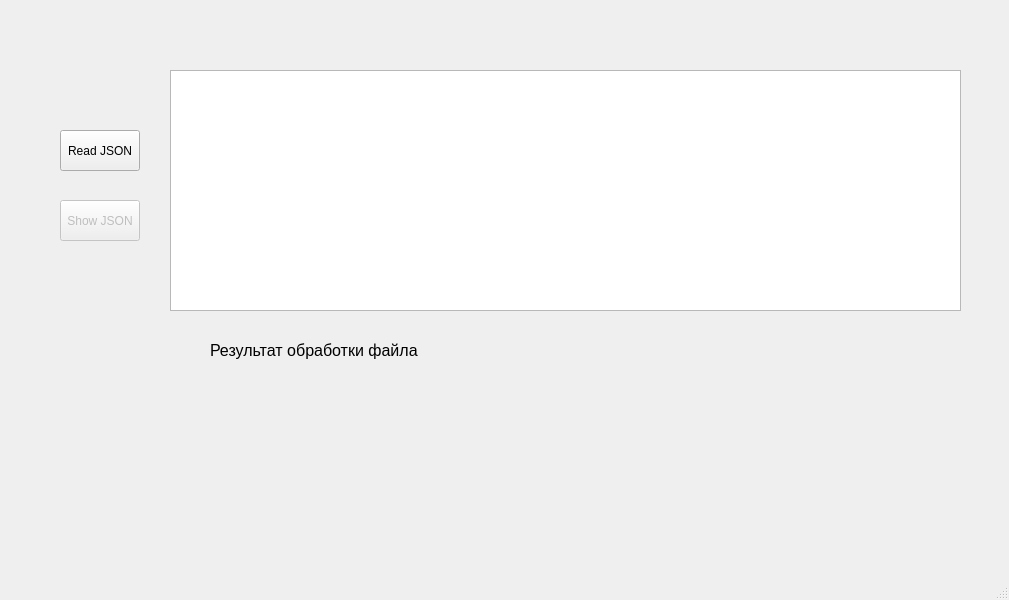
Above: mainwindow.ui from KriptYashka/QT_JSON before the change. Below: the same form after it.
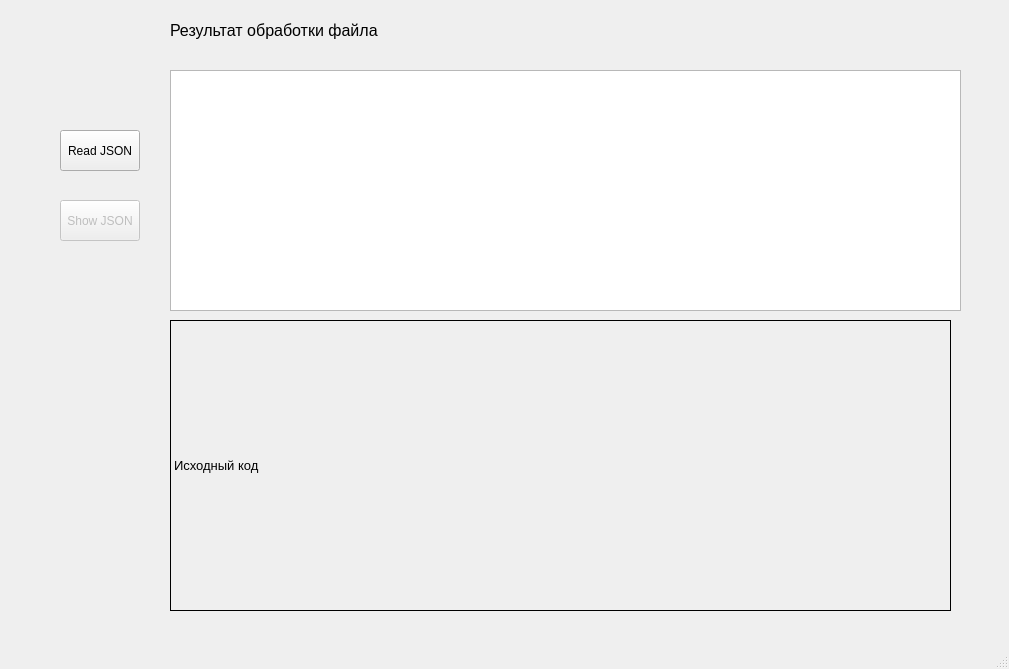
That is the form after the change.

Commit message: Добавлено поле вывода кода программы

```diff
--- a/mainwindow.ui
+++ b/mainwindow.ui
@@ -7,7 +7,7 @@
     <x>0</x>
     <y>0</y>
     <width>1009</width>
-    <height>600</height>
+    <height>669</height>
    </rect>
   </property>
   <property name="windowTitle">
@@ -67,8 +67,8 @@
    <widget class="QLabel" name="resultLabel">
     <property name="geometry">
      <rect>
-      <x>210</x>
-      <y>330</y>
+      <x>170</x>
+      <y>10</y>
       <width>661</width>
       <height>41</height>
      </rect>
@@ -85,6 +85,33 @@
      <string>Результат обработки файла</string>
     </property>
    </widget>
+   <widget class="QLabel" name="jsontext">
+    <property name="geometry">
+     <rect>
+      <x>170</x>
+      <y>320</y>
+      <width>781</width>
+      <height>291</height>
+     </rect>
+    </property>
+    <property name="font">
+     <font>
+      <pointsize>10</pointsize>
+     </font>
+    </property>
+    <property name="cursor">
+     <cursorShape>PointingHandCursor</cursorShape>
+    </property>
+    <property name="frameShape">
+     <enum>QFrame::Box</enum>
+    </property>
+    <property name="text">
+     <string>Исходный код</string>
+    </property>
+    <property name="margin">
+     <number>20</number>
+    </property>
+   </widget>
   </widget>
   <widget class="QMenuBar" name="menubar">
    <property name="geometry">
```
The commit also changes 2 other files.
